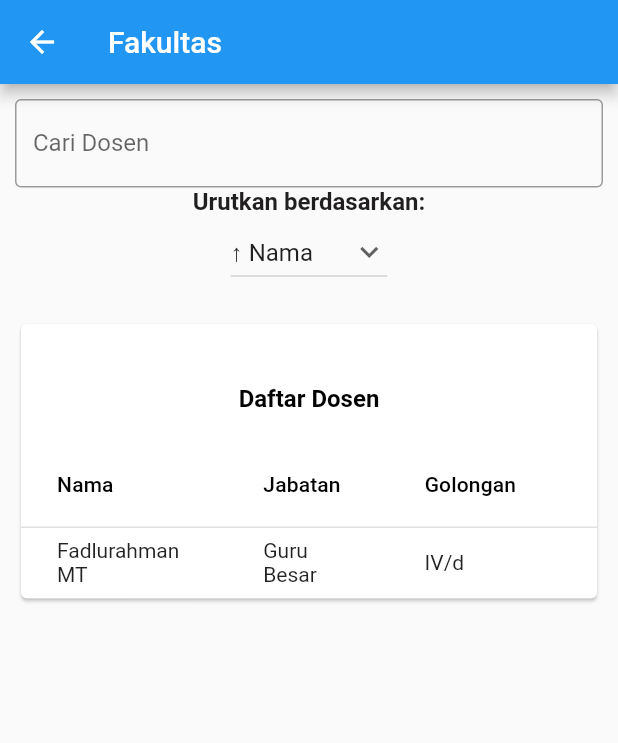
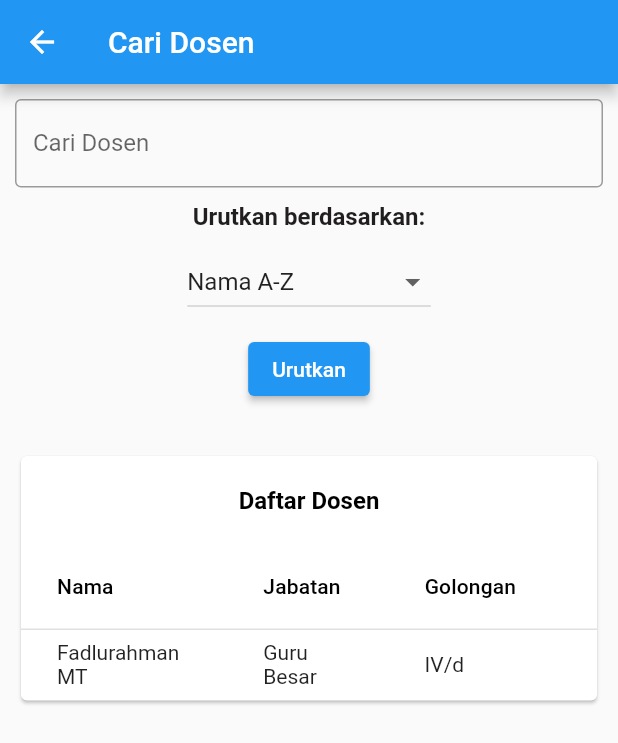
Before and after one commit to Fadil3/upi_dalam_data, a Flutter app: the CariDosen screen opened directly, on a phone screen of 412 x 824 dp. Shown: the top 743 px of the screen. Run offline on Flutter 3.47's test engine with Material 2 defaults, Android fonts, the phone set to English and light mode, and no system bars; our stand-ins replace accordion, syncfusion_flutter_charts.

Commit message:
membetulkan cari dosen
Membetulkan cari dosen karena masih ada yang rusak

```diff
--- a/lib/caridosen.dart
+++ b/lib/caridosen.dart
@@ -1,4 +1,5 @@
 import 'package:flutter/material.dart';
+// import 'package:upi_dalam_data/detaildosen.dart';
 
 void main() {
   runApp(const CariDosen());
@@ -14,15 +15,9 @@ class CariDosen extends StatefulWidget {
 
 class CariDosenState extends State<CariDosen> {
   final textEditController = TextEditingController();
-  String dropdownvalue = '↑ Nama';
-  var items = [
-    '↑ Nama',
-    '↓ Nama',
-    '↑ Jabatan',
-    '↓ Jabatan',
-    '↑ Golongan',
-    '↓ Golongan',
-  ];
+  String _nama = "";
+  String pilihanSalam = "DAA";
+  String pilihanSalamOut = "";
 
   TableRow buildRow(List<String> cells) => TableRow(
           children: cells.map((cell) {
@@ -41,9 +36,41 @@ class CariDosenState extends State<CariDosen> {
 
   @override
   Widget build(BuildContext context) {
+    List<DropdownMenuItem<String>> salam = [];
+    var itm1 = const DropdownMenuItem<String>(
+      value: "DAA",
+      child: Text("Nama A-Z"),
+    );
+    var itm2 = const DropdownMenuItem<String>(
+      value: "DAB",
+      child: Text("Nama Z-A"),
+    );
+    var itm3 = const DropdownMenuItem<String>(
+      value: "Golting",
+      child: Text("Golongan Tertinggi"),
+    );
+    var itm4 = const DropdownMenuItem<String>(
+      value: "Golren",
+      child: Text("Golongan Terendah"),
+    );
+    var itm5 = const DropdownMenuItem<String>(
+      value: "Jabting",
+      child: Text("Jabatan Teringgi"),
+    );
+    var itm6 = const DropdownMenuItem<String>(
+      value: "Jabren",
+      child: Text("Jabatan Terendah"),
+    );
+    salam.add(itm1);
+    salam.add(itm2);
+    salam.add(itm5);
+    salam.add(itm6);
+    salam.add(itm3);
+    salam.add(itm4);
+
     return Scaffold(
       appBar: AppBar(
-        title: const Text("Fakultas"),
+        title: const Text("Cari Dosen"),
       ),
       body: ListView(children: [
         Column(
@@ -62,28 +89,39 @@ class CariDosenState extends State<CariDosen> {
                       ),
                     ),
                   ),
-                  Text(
-                    'Urutkan berdasarkan:',
-                    style: const TextStyle(
-                        fontSize: 16,
-                        fontWeight: FontWeight.bold,
-                        color: Color.fromARGB(255, 32, 30, 30)),
+                  Padding(
+                    padding: EdgeInsets.all(10),
+                    child: Text(
+                      'Urutkan berdasarkan:',
+                      style: const TextStyle(
+                          fontSize: 16,
+                          fontWeight: FontWeight.bold,
+                          color: Color.fromARGB(255, 32, 30, 30)),
+                    ),
                   ),
                   DropdownButton(
-                    // Initial Value
-                    value: dropdownvalue,
-
-                    // Down Arrow Icon
-                    icon: const Icon(Icons.keyboard_arrow_down),
-
-                    // Array list of items
-                    items: items.map((String items) {
-                      return DropdownMenuItem(
-                        value: items,
-                        child: Text(items),
-                      );
-                    }).toList(),
-                    onChanged: (String? value) {},
+                    value: pilihanSalam,
+                    items: salam,
+                    onChanged: (String? newValue) {
+                      setState(() {
+                        if (newValue != null) {
+                          pilihanSalam = newValue;
+                        }
+                      });
+                    },
+                  ),
+                  Padding(
+                    padding: EdgeInsets.all(10), //20 pixel ke semua arah
+                    child: ElevatedButton(
+                      onPressed: () {
+                        setState(() {
+                          _nama = textEditController
+                              .text; //akses text via controller
+                          pilihanSalamOut = pilihanSalam;
+                        }); //refresh
+                      },
+                      child: const Text('Urutkan'),
+                    ),
                   ),
                 ],
               ),
@@ -105,10 +143,6 @@ class CariDosenState extends State<CariDosen> {
                             padding: EdgeInsets.all(10),
                             child: Card(
                                 child: Column(children: [
-                              const Padding(
-                                padding:
-                                    EdgeInsets.all(10), //20 pixel ke semua arah
-                              ),
                               const Padding(
                                 padding:
                                     EdgeInsets.all(10), //20 pixel ke semua arah
@@ -144,7 +178,13 @@ class CariDosenState extends State<CariDosen> {
                                   DataCell(Text('IV/d')),
                                   DataCell(TextButton(
                                       onPressed: () {
-                                        // aksi jika ditap
+                                        // route to cari dosen
+                                        /* Navigator.push(
+                                          context,
+                                          MaterialPageRoute(
+                                              builder: (context) =>
+                                                  DetailDosen()),
+                                        ); */
                                       },
                                       child: const Text('Lihat')))
                                 ]),
```
